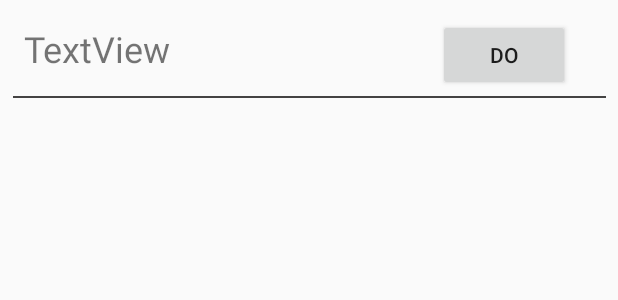
After one commit to castro150/tasklist, an Android app: the layout task_layout.xml on its own in the app's theme, with its tools: preview values and no code run, on a phone screen of 412 x 824 dp. The commit adds this screen. Shown: the top 300 px of the screen. Run offline under Robolectric (Android 15) with nearby library versions, the phone set to English and light mode, and no system bars.

Commit message:
Style app

```diff
--- a/app/app/src/main/AndroidManifest.xml
+++ b/app/app/src/main/AndroidManifest.xml
@@ -2,6 +2,9 @@
 <manifest xmlns:android="http://schemas.android.com/apk/res/android"
     package="com.example.app">
 
+
+    <uses-permission android:name="android.permission.ACCESS_COARSE_LOCATION" />
+    <uses-permission android:name="android.permission.ACCESS_FINE_LOCATION" />
     <uses-permission android:name="android.permission.INTERNET" />
     <uses-feature android:name="android.hardware.camera" android:required="true" />
 
--- /dev/null
+++ b/app/app/src/main/res/layout/task_layout.xml
@@ -0,0 +1,43 @@
+<?xml version="1.0" encoding="utf-8"?>
+<android.support.constraint.ConstraintLayout
+    xmlns:android="http://schemas.android.com/apk/res/android"
+    xmlns:app="http://schemas.android.com/apk/res-auto"
+    xmlns:tools="http://schemas.android.com/tools"
+    android:layout_width="match_parent"
+    android:layout_height="match_parent">
+
+    <TextView
+        android:id="@+id/taskName"
+        android:layout_width="251dp"
+        android:layout_height="48dp"
+        android:layout_marginStart="16dp"
+        android:layout_marginLeft="16dp"
+        android:layout_marginTop="16dp"
+        android:text="TextView"
+        android:textSize="24sp"
+        app:layout_constraintStart_toStartOf="parent"
+        app:layout_constraintTop_toTopOf="parent" />
+
+    <Button
+        android:id="@+id/doTask"
+        android:layout_width="wrap_content"
+        android:layout_height="wrap_content"
+        android:layout_marginStart="8dp"
+        android:layout_marginLeft="8dp"
+        android:layout_marginEnd="16dp"
+        android:layout_marginRight="16dp"
+        android:text="Button"
+        app:layout_constraintBaseline_toBaselineOf="@+id/taskName"
+        app:layout_constraintEnd_toEndOf="parent"
+        app:layout_constraintStart_toEndOf="@+id/taskName"
+        tools:text="@string/do_task" />
+
+    <View
+        android:id="@+id/divider"
+        android:layout_width="395dp"
+        android:layout_height="1dp"
+        android:background="@color/colorAccent"
+        app:layout_constraintEnd_toEndOf="parent"
+        app:layout_constraintStart_toStartOf="parent"
+        app:layout_constraintTop_toBottomOf="@+id/taskName" />
+</android.support.constraint.ConstraintLayout>
--- a/app/app/src/main/res/values/colors.xml
+++ b/app/app/src/main/res/values/colors.xml
@@ -2,5 +2,5 @@
 <resources>
     <color name="colorPrimary">#008577</color>
     <color name="colorPrimaryDark">#00574B</color>
-    <color name="colorAccent">#D81B60</color>
+    <color name="colorAccent">#444343</color>
 </resources>
```
Also changed, not shown: app/app/src/main/java/com/example/app/DoTaskActivity.java (+65 -1 lines), app/app/src/main/java/com/example/app/HttpRequest.java (+8 -1 lines), app/app/src/main/java/com/example/app/MainActivity.java (+11 -27 lines).
